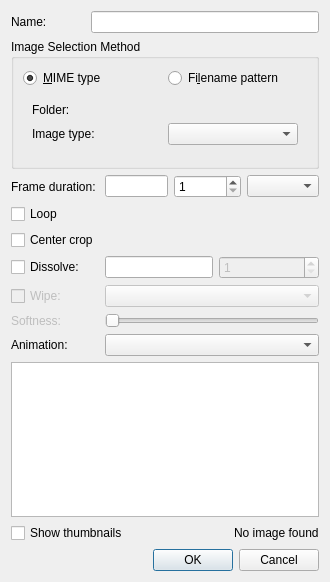
First picture: the form in src/ui/slideshowclip_ui.ui, repository KDE/kdenlive, before the edit.
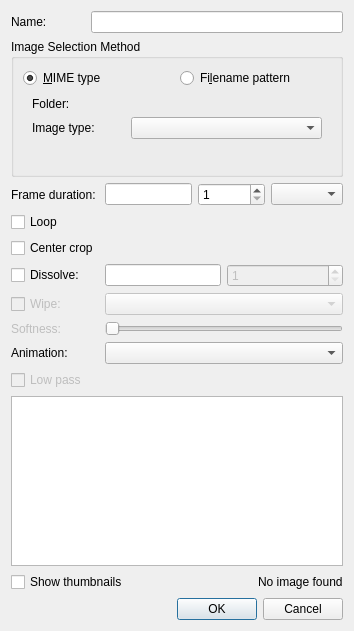
Second picture: the form after the edit. Custom widgets are drawn as their Qt base class.

Commit message: Slideshow animations now use external config file instead of hardcoded, remember last image type

What changed in the file:
```diff
--- a/src/ui/slideshowclip_ui.ui
+++ b/src/ui/slideshowclip_ui.ui
@@ -6,14 +6,37 @@
    <rect>
     <x>0</x>
     <y>0</y>
-    <width>330</width>
-    <height>582</height>
+    <width>354</width>
+    <height>631</height>
    </rect>
   </property>
   <property name="windowTitle">
    <string>Slideshow Clip</string>
   </property>
   <layout class="QGridLayout" name="gridLayout_4">
+   <property name="verticalSpacing">
+    <number>6</number>
+   </property>
+   <item row="12" column="0" colspan="4">
+    <widget class="QListWidget" name="icon_list"/>
+   </item>
+   <item row="10" column="2" colspan="2">
+    <widget class="KComboBox" name="animation">
+     <property name="sizePolicy">
+      <sizepolicy hsizetype="Preferred" vsizetype="Fixed">
+       <horstretch>0</horstretch>
+       <verstretch>0</verstretch>
+      </sizepolicy>
+     </property>
+    </widget>
+   </item>
+   <item row="4" column="0" colspan="2">
+    <widget class="QCheckBox" name="slide_crop">
+     <property name="text">
+      <string>Center crop</string>
+     </property>
+    </widget>
+   </item>
    <item row="0" column="0">
     <widget class="QLabel" name="label_3">
      <property name="text">
@@ -21,8 +44,108 @@
      </property>
     </widget>
    </item>
-   <item row="0" column="1" colspan="3">
-    <widget class="QLineEdit" name="clip_name"/>
+   <item row="2" column="0" colspan="2">
+    <widget class="QLabel" name="label_2">
+     <property name="text">
+      <string>Frame duration:</string>
+     </property>
+    </widget>
+   </item>
+   <item row="2" column="2">
+    <layout class="QHBoxLayout" name="horizontalLayout_2">
+     <item>
+      <widget class="QLineEdit" name="clip_duration"/>
+     </item>
+     <item>
+      <widget class="QSpinBox" name="clip_duration_frames">
+       <property name="sizePolicy">
+        <sizepolicy hsizetype="Expanding" vsizetype="Fixed">
+         <horstretch>0</horstretch>
+         <verstretch>0</verstretch>
+        </sizepolicy>
+       </property>
+       <property name="minimum">
+        <number>1</number>
+       </property>
+       <property name="maximum">
+        <number>256000</number>
+       </property>
+      </widget>
+     </item>
+    </layout>
+   </item>
+   <item row="8" column="2" colspan="2">
+    <widget class="QSlider" name="luma_softness">
+     <property name="enabled">
+      <bool>false</bool>
+     </property>
+     <property name="maximum">
+      <number>100</number>
+     </property>
+     <property name="orientation">
+      <enum>Qt::Horizontal</enum>
+     </property>
+    </widget>
+   </item>
+   <item row="5" column="2" colspan="2">
+    <layout class="QHBoxLayout" name="horizontalLayout">
+     <item>
+      <widget class="QLineEdit" name="luma_duration"/>
+     </item>
+     <item>
+      <widget class="QSpinBox" name="luma_duration_frames">
+       <property name="enabled">
+        <bool>false</bool>
+       </property>
+       <property name="sizePolicy">
+        <sizepolicy hsizetype="Expanding" vsizetype="Fixed">
+         <horstretch>0</horstretch>
+         <verstretch>0</verstretch>
+        </sizepolicy>
+       </property>
+       <property name="minimum">
+        <number>1</number>
+       </property>
+       <property name="maximum">
+        <number>256000</number>
+       </property>
+      </widget>
+     </item>
+    </layout>
+   </item>
+   <item row="7" column="0">
+    <widget class="QCheckBox" name="luma_fade">
+     <property name="enabled">
+      <bool>false</bool>
+     </property>
+     <property name="text">
+      <string>Wipe:</string>
+     </property>
+    </widget>
+   </item>
+   <item row="5" column="0">
+    <widget class="QCheckBox" name="slide_fade">
+     <property name="text">
+      <string>Dissolve:</string>
+     </property>
+    </widget>
+   </item>
+   <item row="7" column="2" colspan="2">
+    <widget class="KComboBox" name="luma_file">
+     <property name="enabled">
+      <bool>false</bool>
+     </property>
+    </widget>
+   </item>
+   <item row="8" column="0">
+    <widget class="QLabel" name="label_softness">
+     <property name="enabled">
+      <bool>false</bool>
+     </property>
+     <property name="text">
+      <string>Softness:</string>
+     </property>
+    </widget>
    </item>
    <item row="1" column="0" colspan="4">
     <widget class="QGroupBox" name="groupBox">
@@ -30,6 +153,9 @@
       <string>Image Selection Method</string>
      </property>
      <layout class="QGridLayout" name="gridLayout">
+      <property name="verticalSpacing">
+       <number>0</number>
+      </property>
       <item row="0" column="0">
        <widget class="QRadioButton" name="method_mime">
         <property name="text">
@@ -61,8 +187,18 @@
             </property>
            </widget>
           </item>
-          <item row="0" column="1">
-           <widget class="KUrlRequester" name="folder_url"/>
+          <item row="2" column="2">
+           <spacer name="verticalSpacer_2">
+            <property name="orientation">
+             <enum>Qt::Vertical</enum>
+            </property>
+            <property name="sizeHint" stdset="0">
+             <size>
+              <width>20</width>
+              <height>40</height>
+             </size>
+            </property>
+           </spacer>
           </item>
           <item row="1" column="0">
            <widget class="QLabel" name="label_4">
@@ -71,22 +207,12 @@
             </property>
            </widget>
           </item>
-          <item row="1" column="1">
+          <item row="0" column="1" colspan="2">
+           <widget class="KUrlRequester" name="folder_url"/>
+          </item>
+          <item row="1" column="1" colspan="2">
            <widget class="KComboBox" name="image_type"/>
           </item>
-          <item row="2" column="1">
-           <spacer name="verticalSpacer_2">
-            <property name="orientation">
-             <enum>Qt::Vertical</enum>
-            </property>
-            <property name="sizeHint" stdset="0">
-             <size>
-              <width>20</width>
-              <height>40</height>
-             </size>
-            </property>
-           </spacer>
-          </item>
          </layout>
         </widget>
         <widget class="QWidget" name="page_2">
@@ -98,10 +224,7 @@
             </property>
            </widget>
           </item>
-          <item row="0" column="1">
-           <widget class="KUrlRequester" name="pattern_url"/>
-          </item>
-          <item row="1" column="1">
+          <item row="1" column="2">
            <spacer name="verticalSpacer">
             <property name="orientation">
              <enum>Qt::Vertical</enum>
@@ -114,6 +237,9 @@
             </property>
            </spacer>
           </item>
+          <item row="0" column="1" colspan="2">
+           <widget class="KUrlRequester" name="pattern_url"/>
+          </item>
          </layout>
         </widget>
        </widget>
@@ -121,39 +247,16 @@
      </layout>
     </widget>
    </item>
-   <item row="2" column="0" colspan="2">
-    <widget class="QLabel" name="label_2">
-     <property name="text">
-      <string>Frame duration:</string>
+   <item row="14" column="2" colspan="2">
+    <widget class="QDialogButtonBox" name="buttonBox">
+     <property name="orientation">
+      <enum>Qt::Horizontal</enum>
+     </property>
+     <property name="standardButtons">
+      <set>QDialogButtonBox::Cancel|QDialogButtonBox::Ok</set>
      </property>
     </widget>
    </item>
-   <item row="2" column="2">
-    <layout class="QHBoxLayout" name="horizontalLayout_2">
-     <item>
-      <widget class="QLineEdit" name="clip_duration"/>
-     </item>
-     <item>
-      <widget class="QSpinBox" name="clip_duration_frames">
-       <property name="sizePolicy">
-        <sizepolicy hsizetype="Expanding" vsizetype="Fixed">
-         <horstretch>0</horstretch>
-         <verstretch>0</verstretch>
-        </sizepolicy>
-       </property>
-       <property name="minimum">
-        <number>1</number>
-       </property>
-       <property name="maximum">
-        <number>256000</number>
-       </property>
-      </widget>
-     </item>
-    </layout>
-   </item>
-   <item row="2" column="3">
-    <widget class="KComboBox" name="clip_duration_format"/>
-   </item>
    <item row="3" column="0">
     <widget class="QCheckBox" name="slide_loop">
      <property name="text">
@@ -161,83 +264,10 @@
      </property>
     </widget>
    </item>
-   <item row="5" column="0">
-    <widget class="QCheckBox" name="slide_fade">
-     <property name="text">
-      <string>Dissolve:</string>
-     </property>
-    </widget>
+   <item row="0" column="1" colspan="3">
+    <widget class="QLineEdit" name="clip_name"/>
    </item>
-   <item row="5" column="2" colspan="2">
-    <layout class="QHBoxLayout" name="horizontalLayout">
-     <item>
-      <widget class="QLineEdit" name="luma_duration"/>
-     </item>
-     <item>
-      <widget class="QSpinBox" name="luma_duration_frames">
-       <property name="enabled">
-        <bool>false</bool>
-       </property>
-       <property name="sizePolicy">
-        <sizepolicy hsizetype="Expanding" vsizetype="Fixed">
-         <horstretch>0</horstretch>
-         <verstretch>0</verstretch>
-        </sizepolicy>
-       </property>
-       <property name="minimum">
-        <number>1</number>
-       </property>
-       <property name="maximum">
-        <number>256000</number>
-       </property>
-      </widget>
-     </item>
-    </layout>
-   </item>
-   <item row="6" column="0">
-    <widget class="QCheckBox" name="luma_fade">
-     <property name="enabled">
-      <bool>false</bool>
-     </property>
-     <property name="text">
-      <string>Wipe:</string>
-     </property>
-    </widget>
-   </item>
-   <item row="6" column="2" colspan="2">
-    <widget class="KComboBox" name="luma_file">
-     <property name="enabled">
-      <bool>false</bool>
-     </property>
-    </widget>
-   </item>
-   <item row="7" column="0">
-    <widget class="QLabel" name="label_softness">
-     <property name="enabled">
-      <bool>false</bool>
-     </property>
-     <property name="text">
-      <string>Softness:</string>
-     </property>
-    </widget>
-   </item>
-   <item row="7" column="2" colspan="2">
-    <widget class="QSlider" name="luma_softness">
-     <property name="enabled">
-      <bool>false</bool>
-     </property>
-     <property name="maximum">
-      <number>100</number>
-     </property>
-     <property name="orientation">
-      <enum>Qt::Horizontal</enum>
-     </property>
-    </widget>
-   </item>
-   <item row="9" column="0" colspan="4">
-    <widget class="QListWidget" name="icon_list"/>
-   </item>
-   <item row="10" column="0" colspan="4">
+   <item row="13" column="0" colspan="4">
     <layout class="QHBoxLayout" name="horizontalLayout_3">
      <item>
       <widget class="QCheckBox" name="show_thumbs">
@@ -268,37 +298,23 @@
      </item>
     </layout>
    </item>
-   <item row="11" column="2" colspan="2">
-    <widget class="QDialogButtonBox" name="buttonBox">
-     <property name="orientation">
-      <enum>Qt::Horizontal</enum>
-     </property>
-     <property name="standardButtons">
-      <set>QDialogButtonBox::Cancel|QDialogButtonBox::Ok</set>
-     </property>
-    </widget>
+   <item row="2" column="3">
+    <widget class="KComboBox" name="clip_duration_format"/>
    </item>
-   <item row="4" column="0" colspan="2">
-    <widget class="QCheckBox" name="slide_crop">
-     <property name="text">
-      <string>Center crop</string>
-     </property>
-    </widget>
-   </item>
-   <item row="8" column="0">
+   <item row="10" column="0">
     <widget class="QLabel" name="label_6">
      <property name="text">
       <string>Animation:</string>
      </property>
     </widget>
    </item>
-   <item row="8" column="2" colspan="2">
-    <widget class="KComboBox" name="animation">
-     <property name="sizePolicy">
-      <sizepolicy hsizetype="Preferred" vsizetype="Fixed">
-       <horstretch>0</horstretch>
-       <verstretch>0</verstretch>
-      </sizepolicy>
+   <item row="11" column="0" colspan="4">
+    <widget class="QCheckBox" name="low_pass">
+     <property name="enabled">
+      <bool>false</bool>
+     </property>
+     <property name="text">
+      <string>Low pass</string>
      </property>
     </widget>
    </item>
@@ -312,7 +328,7 @@
   </customwidget>
   <customwidget>
    <class>KUrlRequester</class>
-   <extends>QFrame</extends>
+   <extends>QWidget</extends>
    <header>kurlrequester.h</header>
    <container>1</container>
   </customwidget>
```
The commit also changes 9 other files.
